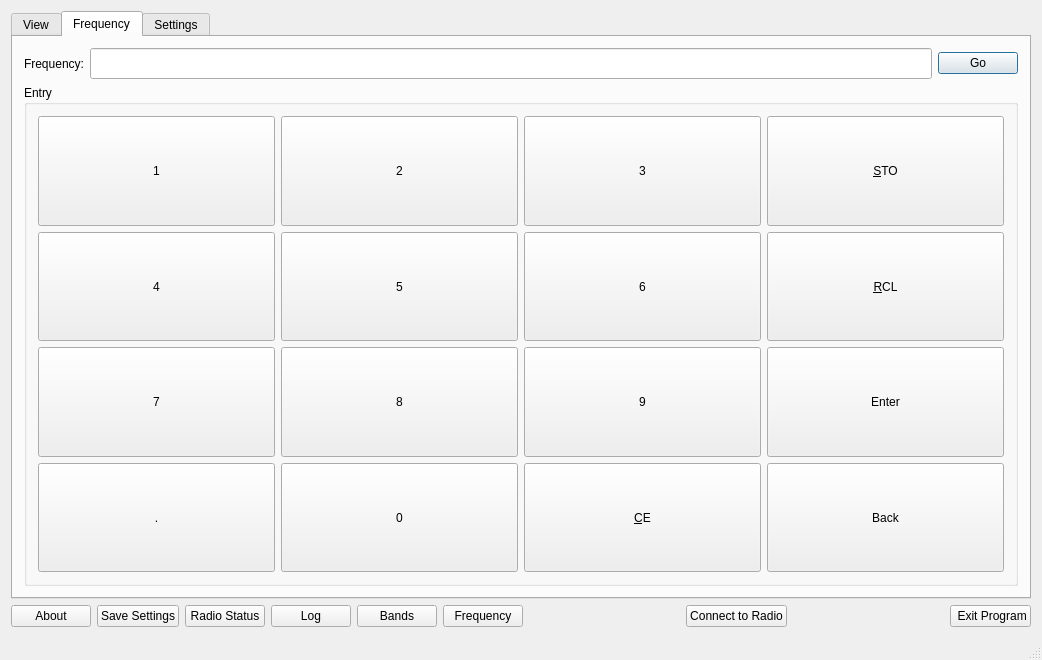
Before: the Qt Designer form wfmain.ui in adecarolis/wfweb, drawn with Qt 5.
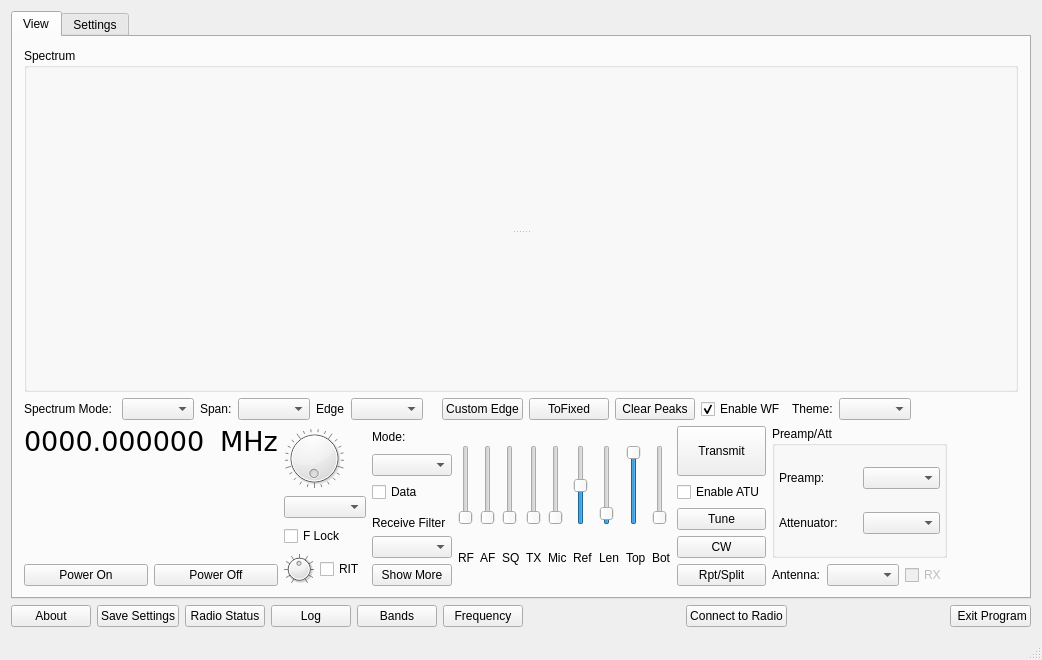
After: the same form once the commit is applied. The open tabs and pages were chosen to show the change. Custom widgets are drawn as their Qt base class.

Diff of the .ui file:
```diff
--- a/wfmain.ui
+++ b/wfmain.ui
@@ -1234,419 +1234,6 @@
         </item>
        </layout>
       </widget>
-      <widget class="QWidget" name="freqTab">
-       <attribute name="title">
-        <string>Frequency</string>
-       </attribute>
-       <layout class="QVBoxLayout" name="verticalLayout_4">
-        <item>
-         <layout class="QHBoxLayout" name="horizontalLayout_3">
-          <item>
-           <widget class="QLabel" name="label_8">
-            <property name="text">
-             <string>Frequency:</string>
-            </property>
-           </widget>
-          </item>
-          <item>
-           <widget class="QLineEdit" name="freqMhzLineEdit">
-            <property name="font">
-             <font>
-              <family>DejaVu Sans Mono</family>
-              <pointsize>14</pointsize>
-              <weight>75</weight>
-              <bold>true</bold>
-             </font>
-            </property>
-           </widget>
-          </item>
-          <item>
-           <widget class="QPushButton" name="goFreqBtn">
-            <property name="text">
-             <string>Go</string>
-            </property>
-            <property name="shortcut">
-             <string>Return</string>
-            </property>
-            <property name="default">
-             <bool>true</bool>
-            </property>
-           </widget>
-          </item>
-         </layout>
-        </item>
-        <item>
-         <widget class="QGroupBox" name="groupBox_2">
-          <property name="title">
-           <string>Entry</string>
-          </property>
-          <layout class="QGridLayout" name="gridLayout_3">
-           <item row="1" column="1">
-            <widget class="QPushButton" name="f5btn">
-             <property name="sizePolicy">
-              <sizepolicy hsizetype="Minimum" vsizetype="MinimumExpanding">
-               <horstretch>0</horstretch>
-               <verstretch>0</verstretch>
-              </sizepolicy>
-             </property>
-             <property name="minimumSize">
-              <size>
-               <width>30</width>
-               <height>30</height>
-              </size>
-             </property>
-             <property name="text">
-              <string>5</string>
-             </property>
-             <property name="shortcut">
-              <string>5</string>
-             </property>
-            </widget>
-           </item>
-           <item row="1" column="3">
-            <widget class="QPushButton" name="fRclBtn">
-             <property name="sizePolicy">
-              <sizepolicy hsizetype="Minimum" vsizetype="MinimumExpanding">
-               <horstretch>0</horstretch>
-               <verstretch>0</verstretch>
-              </sizepolicy>
-             </property>
-             <property name="minimumSize">
-              <size>
-               <width>0</width>
-               <height>30</height>
-              </size>
-             </property>
-             <property name="toolTip">
-              <string>&lt;html&gt;&lt;head/&gt;&lt;body&gt;&lt;p&gt;To recall a preset memory:&lt;/p&gt;&lt;p&gt;1. Type in the preset number (0 through 99)&lt;/p&gt;&lt;p&gt;2. Press RCL (or use hotkey &amp;quot;R&amp;quot;)&lt;/p&gt;&lt;/body&gt;&lt;/html&gt;</string>
-             </property>
-             <property name="text">
-              <string>&amp;RCL</string>
-             </property>
-             <property name="shortcut">
-              <string>R</string>
-             </property>
-            </widget>
-           </item>
-           <item row="1" column="2">
-            <widget class="QPushButton" name="f6btn">
-             <property name="sizePolicy">
-              <sizepolicy hsizetype="Minimum" vsizetype="MinimumExpanding">
-               <horstretch>0</horstretch>
-               <verstretch>0</verstretch>
-              </sizepolicy>
-             </property>
-             <property name="minimumSize">
-              <size>
-               <width>30</width>
-               <height>30</height>
-              </size>
-             </property>
-             <property name="text">
-              <string>6</string>
-             </property>
-             <property name="shortcut">
-              <string>6</string>
-             </property>
-            </widget>
-           </item>
-           <item row="0" column="2">
-            <widget class="QPushButton" name="f3btn">
-             <property name="sizePolicy">
-              <sizepolicy hsizetype="Minimum" vsizetype="MinimumExpanding">
-               <horstretch>0</horstretch>
-               <verstretch>0</verstretch>
-              </sizepolicy>
-             </property>
-             <property name="minimumSize">
-              <size>
-               <width>30</width>
-               <height>30</height>
-              </size>
-             </property>
-             <property name="text">
-              <string>3</string>
-             </property>
-             <property name="shortcut">
-              <string>3</string>
-             </property>
-             <property name="flat">
-              <bool>false</bool>
-             </property>
-            </widget>
-           </item>
-           <item row="3" column="2">
-            <widget class="QPushButton" name="fCEbtn">
-             <property name="sizePolicy">
-              <sizepolicy hsizetype="Minimum" vsizetype="MinimumExpanding">
-               <horstretch>0</horstretch>
-               <verstretch>0</verstretch>
-              </sizepolicy>
-             </property>
-             <property name="minimumSize">
-              <size>
-               <width>30</width>
-               <height>30</height>
-              </size>
-             </property>
-             <property name="text">
-              <string>&amp;CE</string>
-             </property>
-             <property name="shortcut">
-              <string>C</string>
-             </property>
-            </widget>
-           </item>
-           <item row="1" column="0">
-            <widget class="QPushButton" name="f4btn">
-             <property name="sizePolicy">
-              <sizepolicy hsizetype="Minimum" vsizetype="MinimumExpanding">
-               <horstretch>0</horstretch>
-               <verstretch>0</verstretch>
-              </sizepolicy>
-             </property>
-             <property name="minimumSize">
-              <size>
-               <width>30</width>
-               <height>30</height>
-              </size>
-             </property>
-             <property name="text">
-              <string>4</string>
-             </property>
-             <property name="shortcut">
-              <string>4</string>
-             </property>
-            </widget>
-           </item>
-           <item row="0" column="3">
-            <widget class="QPushButton" name="fStoBtn">
-             <property name="sizePolicy">
-              <sizepolicy hsizetype="Minimum" vsizetype="MinimumExpanding">
-               <horstretch>0</horstretch>
-               <verstretch>0</verstretch>
-              </sizepolicy>
-             </property>
-             <property name="minimumSize">
-              <size>
-               <width>0</width>
-               <height>30</height>
-              </size>
-             </property>
-             <property name="toolTip">
-              <string>&lt;html&gt;&lt;head/&gt;&lt;body&gt;&lt;p&gt;To store a preset:&lt;/p&gt;&lt;p&gt;1. Set the desired frequency and mode per normal methods&lt;/p&gt;&lt;p&gt;2. Type the index to to store to (0 through 99)&lt;/p&gt;&lt;p&gt;3. Press STO (or use hotkey &amp;quot;S&amp;quot;)&lt;/p&gt;&lt;/body&gt;&lt;/html&gt;</string>
-             </property>
-             <property name="text">
-              <string>&amp;STO</string>
-             </property>
-             <property name="shortcut">
-              <string>S</string>
-             </property>
-            </widget>
-           </item>
-           <item row="2" column="2">
-            <widget class="QPushButton" name="f9btn">
-             <property name="sizePolicy">
-              <sizepolicy hsizetype="Minimum" vsizetype="MinimumExpanding">
-               <horstretch>0</horstretch>
-               <verstretch>0</verstretch>
-              </sizepolicy>
-             </property>
-             <property name="minimumSize">
-              <size>
-               <width>30</width>
-               <height>30</height>
-              </size>
-             </property>
-             <property name="text">
-              <string>9</string>
-             </property>
-             <property name="shortcut">
-              <string>9</string>
-             </property>
-            </widget>
-           </item>
-           <item row="3" column="3">
-            <widget class="QPushButton" name="fBackbtn">
-             <property name="sizePolicy">
-              <sizepolicy hsizetype="Minimum" vsizetype="MinimumExpanding">
-               <horstretch>0</horstretch>
-               <verstretch>0</verstretch>
-              </sizepolicy>
-             </property>
-             <property name="minimumSize">
-              <size>
-               <width>0</width>
-               <height>30</height>
-              </size>
-             </property>
-             <property name="text">
-              <string>Back</string>
-             </property>
-             <property name="shortcut">
-              <string>Backspace</string>
-             </property>
-            </widget>
-           </item>
-           <item row="2" column="3">
-            <widget class="QPushButton" name="fEnterBtn">
-             <property name="sizePolicy">
-              <sizepolicy hsizetype="Minimum" vsizetype="MinimumExpanding">
-               <horstretch>0</horstretch>
-               <verstretch>0</verstretch>
-              </sizepolicy>
-             </property>
-             <property name="minimumSize">
-              <size>
-               <width>0</width>
-               <height>30</height>
-              </size>
-             </property>
-             <property name="text">
-              <string>Enter</string>
-             </property>
-             <property name="shortcut">
-              <string>Enter</string>
-             </property>
-            </widget>
-           </item>
-           <item row="3" column="1">
-            <widget class="QPushButton" name="f0btn">
-             <property name="sizePolicy">
-              <sizepolicy hsizetype="Minimum" vsizetype="MinimumExpanding">
-               <horstretch>0</horstretch>
-               <verstretch>0</verstretch>
-              </sizepolicy>
-             </property>
-             <property name="minimumSize">
-              <size>
-               <width>30</width>
-               <height>30</height>
-              </size>
-             </property>
-             <property name="text">
-              <string>0</string>
-             </property>
-             <property name="shortcut">
-              <string>0</string>
-             </property>
-            </widget>
-           </item>
-           <item row="3" column="0">
-            <widget class="QPushButton" name="fDotbtn">
-             <property name="sizePolicy">
-              <sizepolicy hsizetype="Minimum" vsizetype="MinimumExpanding">
-               <horstretch>0</horstretch>
-               <verstretch>0</verstretch>
-              </sizepolicy>
-             </property>
-             <property name="minimumSize">
-              <size>
-               <width>30</width>
-               <height>30</height>
-              </size>
-             </property>
-             <property name="text">
-              <string>.</string>
-             </property>
-             <property name="shortcut">
-              <string>.</string>
-             </property>
-            </widget>
-           </item>
-           <item row="0" column="0">
-            <widget class="QPushButton" name="f1btn">
-             <property name="sizePolicy">
-              <sizepolicy hsizetype="Minimum" vsizetype="MinimumExpanding">
-               <horstretch>0</horstretch>
-               <verstretch>0</verstretch>
-              </sizepolicy>
-             </property>
-             <property name="minimumSize">
-              <size>
-               <width>30</width>
-               <height>30</height>
-              </size>
-             </property>
-             <property name="text">
-              <string>1</string>
-             </property>
-             <property name="shortcut">
-              <string>1</string>
-             </property>
-            </widget>
-           </item>
-           <item row="0" column="1">
-            <widget class="QPushButton" name="f2btn">
-             <property name="sizePolicy">
-              <sizepolicy hsizetype="Minimum" vsizetype="MinimumExpanding">
-               <horstretch>0</horstretch>
-               <verstretch>0</verstretch>
-              </sizepolicy>
-             </property>
-             <property name="minimumSize">
-              <size>
-               <width>30</width>
-               <height>30</height>
-              </size>
-             </property>
-             <property name="text">
-              <string>2</string>
-             </property>
-             <property name="shortcut">
-              <string>2</string>
-             </property>
-            </widget>
-           </item>
-           <item row="2" column="0">
-            <widget class="QPushButton" name="f7btn">
-             <property name="sizePolicy">
-              <sizepolicy hsizetype="Minimum" vsizetype="MinimumExpanding">
-               <horstretch>0</horstretch>
-               <verstretch>0</verstretch>
-              </sizepolicy>
-             </property>
-             <property name="minimumSize">
-              <size>
-               <width>30</width>
-               <height>30</height>
-              </size>
-             </property>
-             <property name="text">
-              <string>7</string>
-             </property>
-             <property name="shortcut">
-              <string>7</string>
-             </property>
-            </widget>
-           </item>
-           <item row="2" column="1">
-            <widget class="QPushButton" name="f8btn">
-             <property name="sizePolicy">
-              <sizepolicy hsizetype="Minimum" vsizetype="MinimumExpanding">
-               <horstretch>0</horstretch>
-               <verstretch>0</verstretch>
-              </sizepolicy>
-             </property>
-             <property name="minimumSize">
-              <size>
-               <width>30</width>
-               <height>30</height>
-              </size>
-             </property>
-             <property name="text">
-              <string>8</string>
-             </property>
-             <property name="shortcut">
-              <string>8</string>
-             </property>
-            </widget>
-           </item>
-          </layout>
-         </widget>
-        </item>
-       </layout>
-      </widget>
       <widget class="QWidget" name="settingsTab">
        <attribute name="title">
         <string>Settings</string>
```
